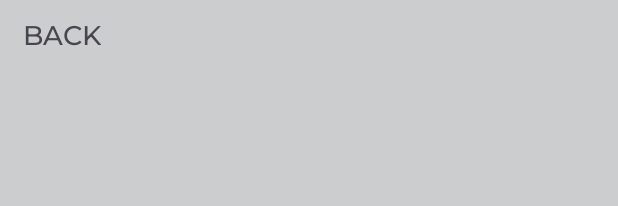
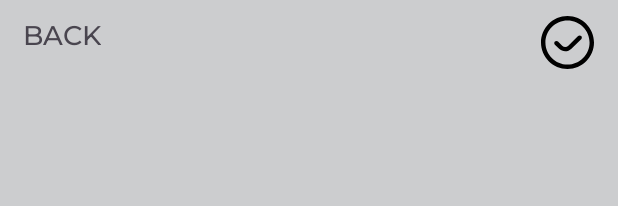
Before and after one commit to 4rsess/firstHitsApp, an Android app: the layout main_page_for_secondalgorithm.xml on its own in the app's theme, with its tools: preview values and no code run, on a phone screen of 412 x 824 dp. Shown: the top 206 px of the screen. Run offline under Robolectric (Android 15) with nearby library versions, the phone set to English and light mode, and no system bars.

Commit message:
сохранение стилей

```diff
--- a/app/src/main/res/layout/main_page_for_secondalgorithm.xml
+++ b/app/src/main/res/layout/main_page_for_secondalgorithm.xml
@@ -5,6 +5,7 @@
     android:layout_width="match_parent"
     android:layout_height="match_parent"
     android:background="@color/main_bg_color">
+
     <View
         android:id="@+id/topBarFilter2"
         android:layout_width="wrap_content"
@@ -12,6 +13,19 @@
         app:layout_constraintEnd_toEndOf="parent"
         app:layout_constraintStart_toStartOf="parent"
         app:layout_constraintTop_toTopOf="parent"/>
+
+    <ImageView
+        android:id="@+id/battonSaveFromFilter2"
+        android:layout_width="35dp"
+        android:layout_height="35dp"
+        app:layout_constraintBottom_toBottomOf="@+id/topBarFilter2"
+        app:layout_constraintEnd_toEndOf="parent"
+        app:layout_constraintHorizontal_bias="0.957"
+        app:layout_constraintStart_toStartOf="parent"
+        app:layout_constraintTop_toTopOf="parent"
+        app:layout_constraintVertical_bias="0.733"
+        app:srcCompat="@drawable/ic_tikk" />
+
     <TextView
         android:id="@+id/back"
         android:layout_width="wrap_content"
```
Also changed, not shown: app/src/main/java/com/example/photoeditorv2/SecondAlgorithm.kt (+36 -0 lines).
